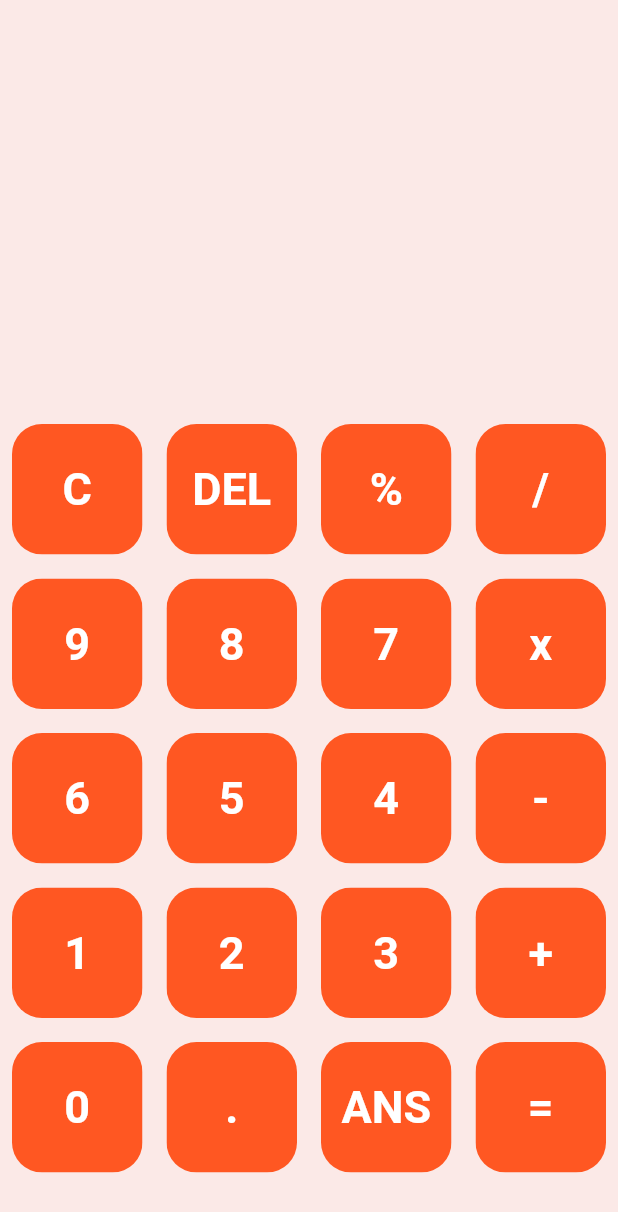
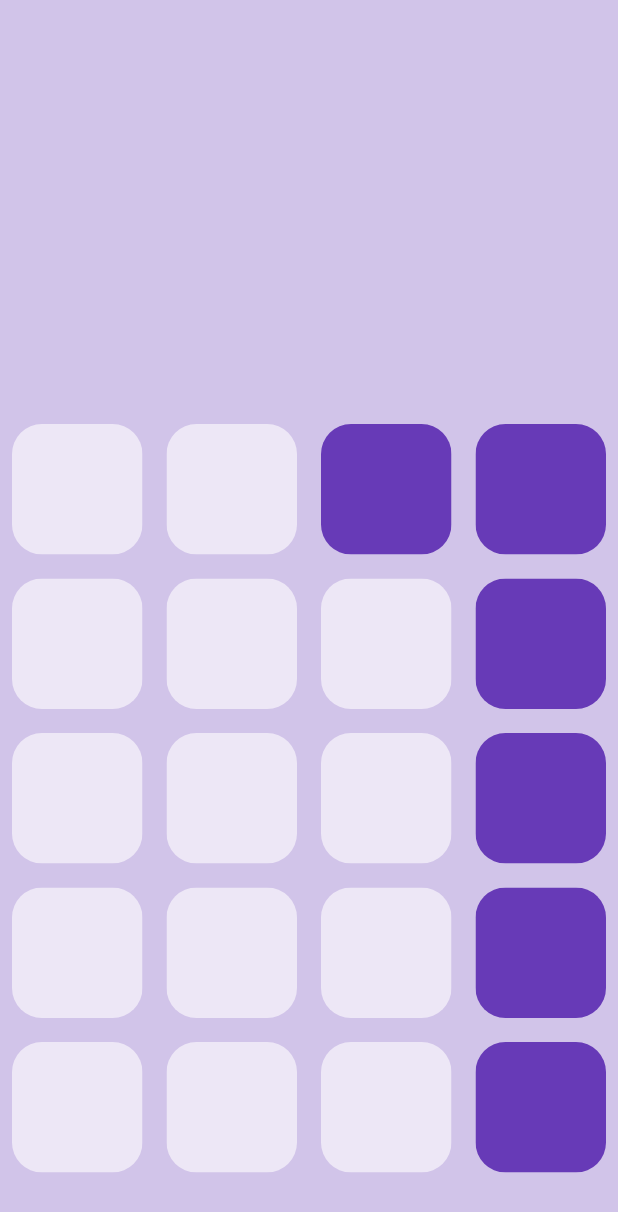
Before and after one commit to tinashemahwenda/calculator, a Flutter app: the screen it shows after launch, on a phone screen of 412 x 824 dp. Shown: the top 1212 px of the screen. Run offline on Flutter 3.47's test engine with Material 2 defaults, Android fonts, the phone set to English and light mode, and no system bars.

Commit message:
Update main.dart

```diff
--- a/calc/lib/main.dart
+++ b/calc/lib/main.dart
@@ -49,7 +49,7 @@ class _HomePageState extends State<HomePage> {
   @override
   Widget build(BuildContext context) {
     return Scaffold(
-      backgroundColor: Colors.deepOrange[50],
+      backgroundColor: Colors.deepPurple[100],
       body: Column(
         children: [
           Expanded(child: Container()),
@@ -63,7 +63,13 @@ class _HomePageState extends State<HomePage> {
                               crossAxisCount: 4),
                       itemBuilder: (BuildContext context, int index) {
                         return MyButton(
-                            Colors.deepOrange, buttons[index], Colors.white);
+                            isOperator(buttons[index])
+                                ? Colors.deepPurple
+                                : Colors.deepPurple[50],
+                            buttons[index],
+                            isOperator(buttons[index])
+                                ? Colors.deepPurple
+                                : Colors.deepPurple[50]);
                       })))
         ],
       ),
@@ -71,7 +77,7 @@ class _HomePageState extends State<HomePage> {
   }
 
   bool isOperator(String x) {
-    if (x == '%' || x == 'x' || x == '+' || x == '-' || x == '=') {
+    if (x == '%' || x == 'x' || x == '/' || x == '+' || x == '-' || x == '=') {
       return true;
     }
     return false;
```
